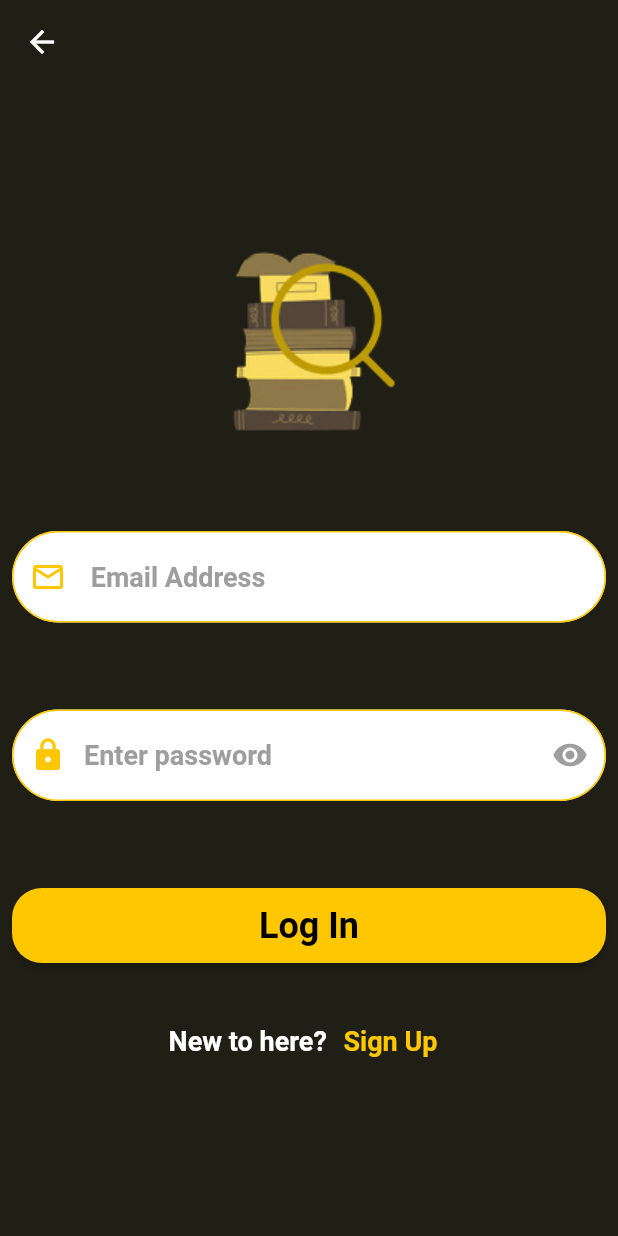
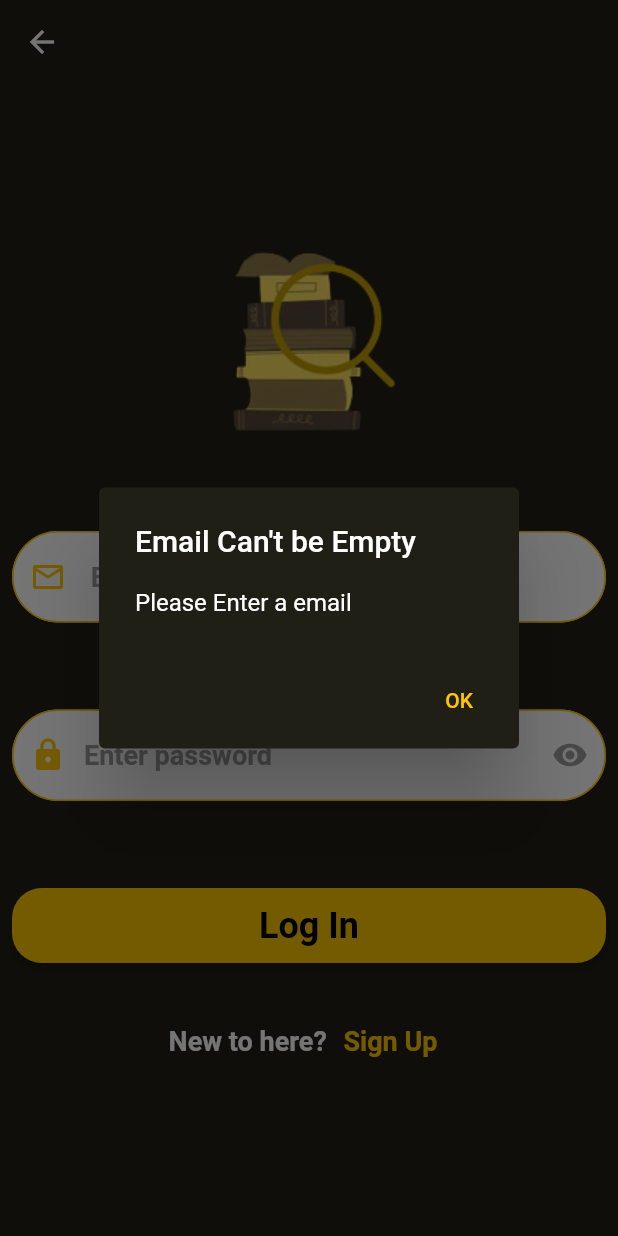
Before and after one commit to Deepak-coder80/ShelfSpot-Frontend, a Flutter app: the AdminLoginPage screen opened directly, after a tap on "Log In", on a phone screen of 412 x 824 dp. Run offline on Flutter 3.47's test engine with Material 2 defaults, Android fonts, the phone set to English and light mode, and no system bars; our stand-ins replace email_validator, jwt_decoder, shared_preferences; accounts and stored records are empty.

Commit message:
upto authentication

```diff
--- a/lib/screens/authenticationScreens/admin_login_page.dart
+++ b/lib/screens/authenticationScreens/admin_login_page.dart
@@ -1,5 +1,9 @@
 import 'dart:developer';
+import 'package:email_validator/email_validator.dart';
 import 'package:flutter/material.dart';
+import 'package:jwt_decoder/jwt_decoder.dart';
+import 'package:shared_preferences/shared_preferences.dart';
+import 'package:shelfspot/apiServices/authentication.dart';
 import 'package:shelfspot/components/buttonComponents/login_button.dart';
 import 'package:shelfspot/components/buttonComponents/signup_text_button.dart';
 import 'package:shelfspot/components/textFieldComponents/password_text_field.dart';
@@ -67,8 +71,66 @@ class _AdminLoginPageState extends State<AdminLoginPage> {
               ),
               LoginButton(
                 text: 'Log In',
-                onPressed: () {
-                  log("email = ${_emailController.text} and password = ${_passwordController.text}");
+                onPressed: () async {
+                  if (_emailController.text.isEmpty) {
+                    // ignore: use_build_context_synchronously
+                    showDialog(
+                      context: context,
+                      builder: (context) => const AlertBox(
+                        title: 'Email Can\'t be Empty' ,
+                        content: 'Please Enter a email',
+                      ),
+                    );
+                  }else if(!EmailValidator.validate(_emailController.text)){
+                    // ignore: use_build_context_synchronously
+                    showDialog(
+                      context: context,
+                      builder: (context) => const AlertBox(
+                        title: 'Please enter a valid email',
+                        content: 'Email should be an existing one',
+                      ),
+                    );
+                  } else if (_passwordController.text.length < 6) {
+                    // ignore: use_build_context_synchronously
+                    showDialog(
+                      context: context,
+                      builder: (context) => const AlertBox(
+                        title: 'Please enter a valid password',
+                        content: 'Password Should be 6 characters',
+                      ),
+                    );
+                  } else {
+                    String result = await APIAuthentication.adminLogin(
+                      _emailController.text,
+                      _passwordController.text,
+                    );
+                    if (result == 'Not Found') {
+                      // ignore: use_build_context_synchronously
+                      showDialog(
+                        context: context,
+                        builder: (context) => const AlertBox(
+                          title: 'User Not Found',
+                          content: 'Please check your credentials once again',
+                        ),
+                      );
+                    } else if (result == 'Something Wrong Happened') {
+                      // ignore: use_build_context_synchronously
+                      showDialog(
+                        context: context,
+                        builder: (context) => const AlertBox(
+                          title: 'Something went wrong',
+                          content: 'Please check your credentials once again',
+                        ),
+                      );
+                    } else {
+                      Map<String,dynamic> decodeToken = JwtDecoder.decode(result);
+                      log(decodeToken.keys.toString());
+                      SharedPreferences pref = await SharedPreferences.getInstance();
+                      pref.setString("email", decodeToken['email']);
+                      pref.setString("collage", decodeToken['collage']);
+                      pref.setBool("isAdmin", true);
+                    }
+                  }
                 },
               ),
               const SizedBox(
@@ -82,3 +144,40 @@ class _AdminLoginPageState extends State<AdminLoginPage> {
     );
   }
 }
+
+class AlertBox extends StatelessWidget {
+  final String title;
+  final String content;
+
+  const AlertBox({
+    super.key,
+    required this.title,
+    required this.content,
+  });
+
+  @override
+  Widget build(BuildContext context) {
+    return AlertDialog(
+      backgroundColor: const Color(0xFF201F15),
+      title: Text(
+        title,
+        style: const TextStyle(color: Colors.white),
+      ),
+      content: Text(
+        content,
+        style: const TextStyle(color: Colors.white),
+      ),
+      actions: [
+        TextButton(
+          onPressed: () {
+            Navigator.of(context).pop();
+          },
+          child: const Text(
+            'OK',
+            style: TextStyle(color: Color(0xFFFFC700)),
+          ),
+        )
+      ],
+    );
+  }
+}
```
Also changed, not shown: lib/apiServices/authentication.dart (added).
